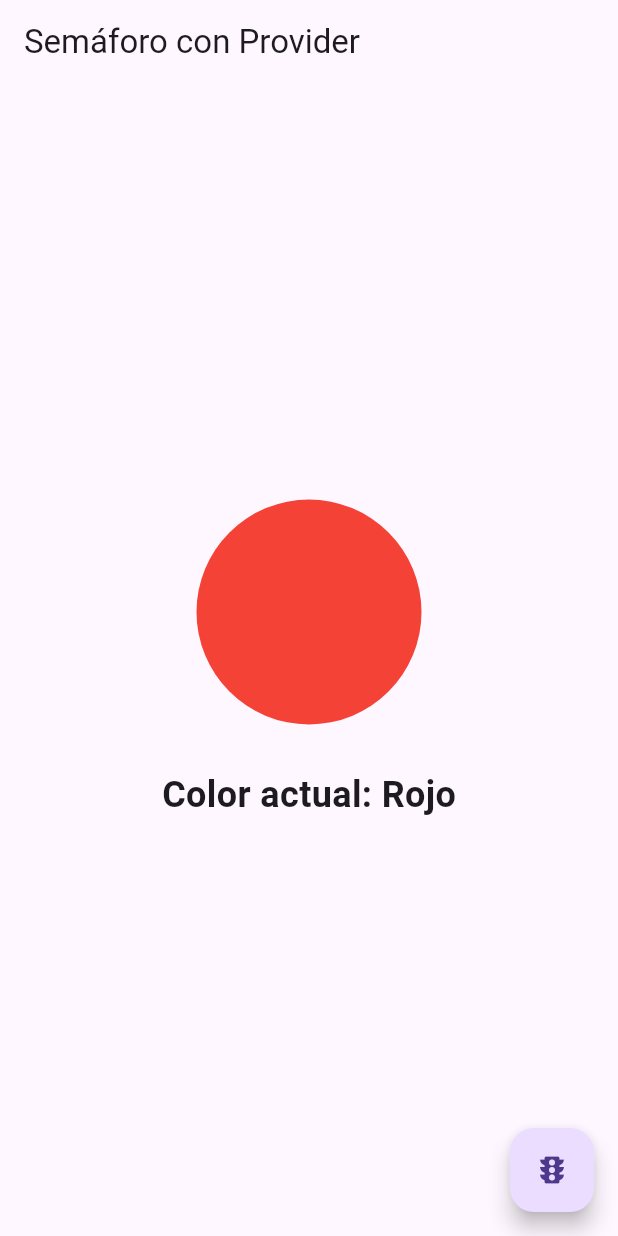
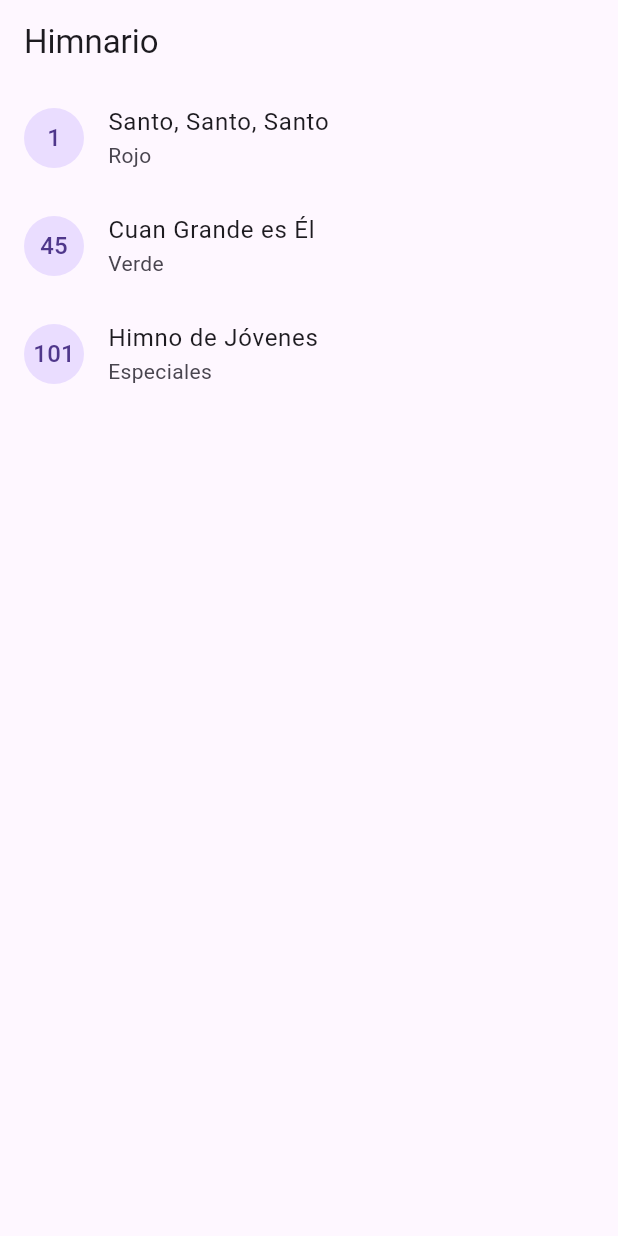
Before and after one commit to carfu1324-svg/mi-primera-app-flutter, a Flutter app: the screen it shows after launch, on a phone screen of 412 x 824 dp. Run offline on Flutter 3.47's test engine with Material 3 defaults, Android fonts, the phone set to English and light mode, and no system bars.

Commit message:
0.1 Primera Version App Cancionero

```diff
--- a/assets/datos.json
+++ /dev/null
@@ -1 +0,0 @@
-{"fruta": "Manzana", "color": "Rojo"}
--- /dev/null
+++ b/assets/himnos.json
@@ -0,0 +1,26 @@
+[
+  {
+    "id": "rojo_1",
+    "numero": 1,
+    "titulo": "Santo, Santo, Santo",
+    "categoria": "Rojo",
+    "letra": "¡Santo! ¡Santo! ¡Santo!\nSeñor Omnipotente,\nSiempre el labio mío\nLoores te dará.\n\n¡Santo! ¡Santo! ¡Santo!\nTe adoro reverente,\nDios en tres personas,\nBendita Trinidad.",
+    "acordes": "C F C\nSanto Santo Santo..."
+  },
+  {
+    "id": "verde_45",
+    "numero": 45,
+    "titulo": "Cuan Grande es Él",
+    "categoria": "Verde",
+    "letra": "Señor, mi Dios,\nAl contemplar los cielos,\nEl firmamento y las estrellas mil.\n\nAl oír tu voz\nEn los potentes truenos...",
+    "acordes": null
+  },
+  {
+    "id": "esp_01",
+    "numero": 101,
+    "titulo": "Himno de Jóvenes",
+    "categoria": "Especiales",
+    "letra": "Somos los jóvenes de hoy,\nLlevando la luz de la verdad...",
+    "acordes": "G D Em C"
+  }
+]
--- /dev/null
+++ b/devtools_options.yaml
@@ -0,0 +1,3 @@
+description: This file stores settings for Dart & Flutter DevTools.
+documentation: https://docs.flutter.dev/tools/devtools/extensions#configure-extension-enablement-states
+extensions:
--- a/lib/main.dart
+++ b/lib/main.dart
@@ -1,100 +1,46 @@
 import 'package:flutter/material.dart';
-import 'package:provider/provider.dart'; // IMPORTANTE: El paquete
+import 'package:provider/provider.dart'; // Necesario
+// Imports de tus archivos
+import 'providers/himnos_provider.dart';
+import 'screens/home_screen.dart';
 
-// ---------------------------------------------------------
-// PIEZA 1: LA ESTACIÓN DE RADIO (El Modelo)
-// Aquí vive la lógica. No hay widgets, solo datos.
-// ---------------------------------------------------------
-class SemaforoModel extends ChangeNotifier {
-  String _colorActual = "Rojo"; // Dato privado
+void main() {
+  runApp(const EstadoDeLaApp());
+}
 
-  // Getter para que los demás puedan ver el color
-  String get colorString => _colorActual;
+// 1. Widget intermedio para manejar los Providers
+class EstadoDeLaApp extends StatelessWidget {
+  const EstadoDeLaApp({super.key});
 
-  // Método para cambiar el color
-  void cambiarColor() {
-    if (_colorActual == "Rojo") {
-      _colorActual = "Verde";
-    } else {
-      _colorActual = "Rojo";
-    }
+  @override
+  Widget build(BuildContext context) {
+    return MultiProvider(
+      providers: [
+        // Aquí registramos nuestro cerebro de Himnos
+        ChangeNotifierProvider(create: (_) => HimnosProvider()),
 
-    // ¡EL GRITO! "¡Oigan todos, cambié de color!"
-    // Sin esta línea, la pantalla nunca se enteraría.
-    notifyListeners();
+        // (Próximamente aquí pondremos el UiProvider)
+      ],
+      child: const MiHimnarioApp(),
+    );
   }
 }
 
-// ---------------------------------------------------------
-// PIEZA 2: LA ANTENA (El Main)
-// Envolvemos la app para que la señal llegue a todos lados.
-// ---------------------------------------------------------
-void main() {
-  runApp(
-    ChangeNotifierProvider(
-      create: (context) => SemaforoModel(), // Encendemos la estación aquí
-      child: const MaterialApp(
-        home: PantallaSemaforo(),
-      ),
-    ),
-  );
-}
-
-// ---------------------------------------------------------
-// PIEZA 3: EL RADIOYENTE (La Pantalla)
-// Fíjate que es un Stateless widget. ¡No necesita setState!
-// ---------------------------------------------------------
-class PantallaSemaforo extends StatelessWidget {
-  const PantallaSemaforo({super.key});
+// 2. Tu App real
+class MiHimnarioApp extends StatelessWidget {
+  const MiHimnarioApp({super.key});
 
   @override
   Widget build(BuildContext context) {
-
-    // ESCUCHAMOS (WATCH):
-    // "Dame el modelo del semáforo y avísame si algo cambia".
-    // guardamos el modelo en una variable para usarlo fácil.
-    final semaforo = context.watch<SemaforoModel>();
-
-    // Lógica visual simple: Convertimos el texto a un Color real
-    Color colorDeFondo;
-    if (semaforo.colorString == "Rojo") {
-      colorDeFondo = Colors.red;
-    } else {
-      colorDeFondo = Colors.green;
-    }
-
-    return Scaffold(
-      appBar: AppBar(title: const Text('Semáforo con Provider')),
-      body: Center(
-        child: Column(
-          mainAxisAlignment: MainAxisAlignment.center,
-          children: [
-            // Este contenedor cambiará de color automáticamente
-            Container(
-              width: 150,
-              height: 150,
-              decoration: BoxDecoration(
-                color: colorDeFondo, // Usamos el color que calculamos arriba
-                shape: BoxShape.circle, // Forma de círculo
-              ),
-            ),
-            const SizedBox(height: 30),
-            Text(
-              "Color actual: ${semaforo.colorString}",
-              style: const TextStyle(fontSize: 24, fontWeight: FontWeight.bold),
-            ),
-          ],
-        ),
+    return MaterialApp(
+      debugShowCheckedModeBanner: false,
+      title: 'Himnario App',
+      theme: ThemeData(
+        primarySwatch: Colors.indigo,
+        useMaterial3: true,
       ),
-      floatingActionButton: FloatingActionButton(
-        onPressed: () {
-          // ACCIÓN (READ):
-          // Aquí usamos 'read' porque solo queremos dar la orden,
-          // no necesitamos "escuchar" dentro del botón.
-          context.read<SemaforoModel>().cambiarColor();
-        },
-        child: const Icon(Icons.traffic),
-      ),
+      // 3. Definimos la pantalla de inicio (que crearemos en el sig. paso)
+      home: const HomeScreen(),
     );
   }
 }
--- /dev/null
+++ b/lib/models/himno.dart
@@ -0,0 +1,31 @@
+class Himno {
+  final String id;          // Un identificador único (ej: "rojo_001")
+  final int numero;         // El número del himno (ej: 14)
+  final String titulo;      // "Santo, Santo, Santo"
+  final String letra;       // El texto completo
+  final String categoria;   // "Libro Rojo", "Libro Verde", "Especial"
+  final String? acordes;    // (Opcional) Las notas para los músicos
+  bool esFavorito;          // Estado para el corazón (se guarda localmente)
+
+  Himno({
+    required this.id,
+    required this.numero,
+    required this.titulo,
+    required this.letra,
+    required this.categoria,
+    this.acordes,
+    this.esFavorito = false,
+  });
+
+  factory Himno.fromJson(Map<String, dynamic> json){
+    return Himno(
+      id: json['id'],
+      numero: json['numero'],
+      titulo: json['titulo'],
+      letra: json['letra'],
+      categoria: json['categoria'],
+      acordes: json['acordes'],
+      esFavorito: false,
+    );
+  }
+}
--- /dev/null
+++ b/lib/providers/himnos_provider.dart
@@ -0,0 +1,40 @@
+import 'dart:convert';
+import 'package:flutter/material.dart';
+import 'package:flutter/services.dart';
+import 'dart:developer'; // <--- 1. IMPORTANTE: La herramienta de logging profesional
+import '../models/himno.dart';
+
+class HimnosProvider extends ChangeNotifier {
+  List<Himno> _himnos = [];
+  bool _cargando = true;
+
+  List<Himno> get himnos => _himnos;
+  bool get cargando => _cargando;
+
+  HimnosProvider() {
+    // 2. Usamos log() en lugar de print()
+    // 'name' nos ayuda a identificar de dónde viene el mensaje en la consola
+    log("Inicializando Provider...", name: 'HimnosProvider');
+    cargarDatos();
+  }
+
+  Future<void> cargarDatos() async {
+    try {
+      final String respuesta = await rootBundle.loadString('assets/himnos.json');
+      final List<dynamic> datosList = json.decode(respuesta);
+
+      _himnos = datosList.map((item) => Himno.fromJson(item)).toList();
+
+      _cargando = false;
+
+      // Mensaje de éxito profesional
+      log("Datos cargados: ${_himnos.length} himnos", name: 'HimnosProvider');
+
+      notifyListeners();
+
+    } catch (e) {
+      // Para errores, log tiene un parámetro 'error' especial
+      log("Error cargando himnos", name: 'HimnosProvider', error: e);
+    }
+  }
+}
--- /dev/null
+++ b/lib/screens/home_screen.dart
@@ -0,0 +1,34 @@
+import 'package:flutter/material.dart';
+import 'package:provider/provider.dart';
+import '../providers/himnos_provider.dart'; // Importamos el provider
+
+class HomeScreen extends StatelessWidget {
+  const HomeScreen({super.key});
+
+  @override
+  Widget build(BuildContext context) {
+    // Escuchamos al provider
+    final provider = context.watch<HimnosProvider>();
+
+    return Scaffold(
+      appBar: AppBar(title: const Text('Himnario')),
+
+      // Si está cargando, mostramos circulito. Si no, la lista.
+      body: provider.cargando
+          ? const Center(child: CircularProgressIndicator())
+          : ListView.builder(
+              itemCount: provider.himnos.length,
+              itemBuilder: (context, index) {
+                final himno = provider.himnos[index];
+                return ListTile(
+                  leading: CircleAvatar(
+                    child: Text('${himno.numero}'),
+                  ),
+                  title: Text(himno.titulo),
+                  subtitle: Text(himno.categoria),
+                );
+              },
+            ),
+    );
+  }
+}
```
Also changed, not shown: pubspec.yaml (+4 -45 lines), assets/icon_app_1.png, lib/providers/ui_provider.dart (added), lib/screens/agregar_screen.dart (added), lib/screens/busqueda_numero_screen.dart (added), lib/screens/configuracion_screen.dart (added), lib/screens/detalle_screen.dart (added), lib/screens/favoritos_screen.dart (added), lib/widgets/barra_herramientas.dart (added), lib/widgets/himno_item.dart (added), lib/widgets/menu_lateral.dart (added), 42 other files.
